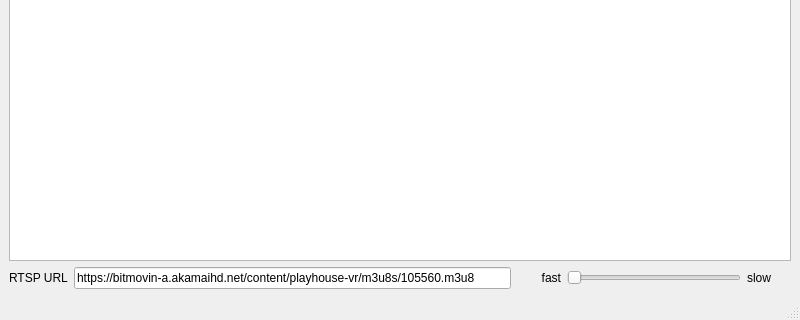
First picture: the form in videostream.ui, repository jasonjin34/hiwi-imageprocessing, before the edit; both pictures show x 0 to 800 and y 284 to 604 of the 800 by 604 pixel window.
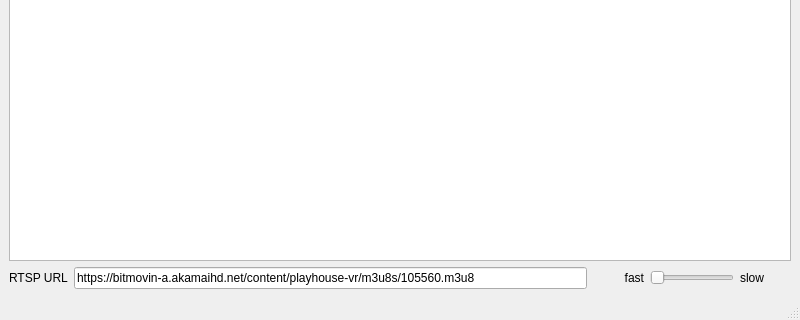
Second picture: the form after the edit.

Commit message: static library debug

What changed in the file:
```diff
--- a/videostream.ui
+++ b/videostream.ui
@@ -19,7 +19,7 @@
      <widget class="QGraphicsView" name="StreamView"/>
     </item>
     <item>
-     <layout class="QHBoxLayout" name="horizontalLayout" stretch="1,10,1,4,1">
+     <layout class="QHBoxLayout" name="horizontalLayout" stretch="1,10,1,0,1">
       <item>
        <widget class="QLabel" name="label">
         <property name="text">
```
Left out of the diff: 37 changed lines with no effect on the pictures. The commit also changes 2 other files.
